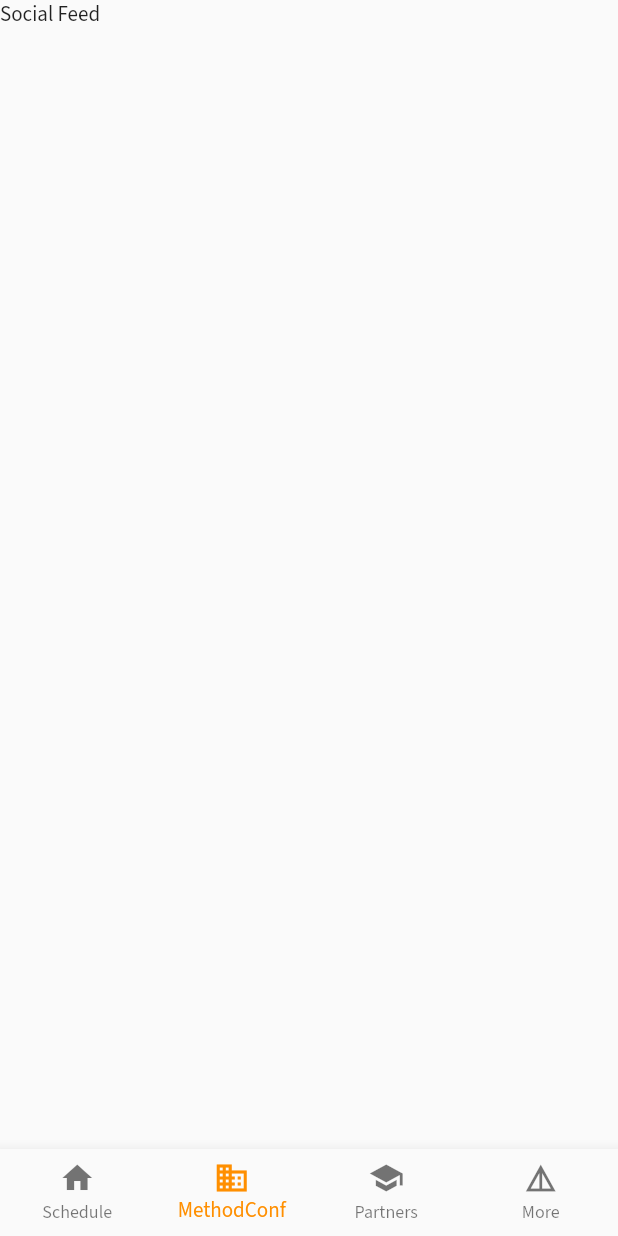
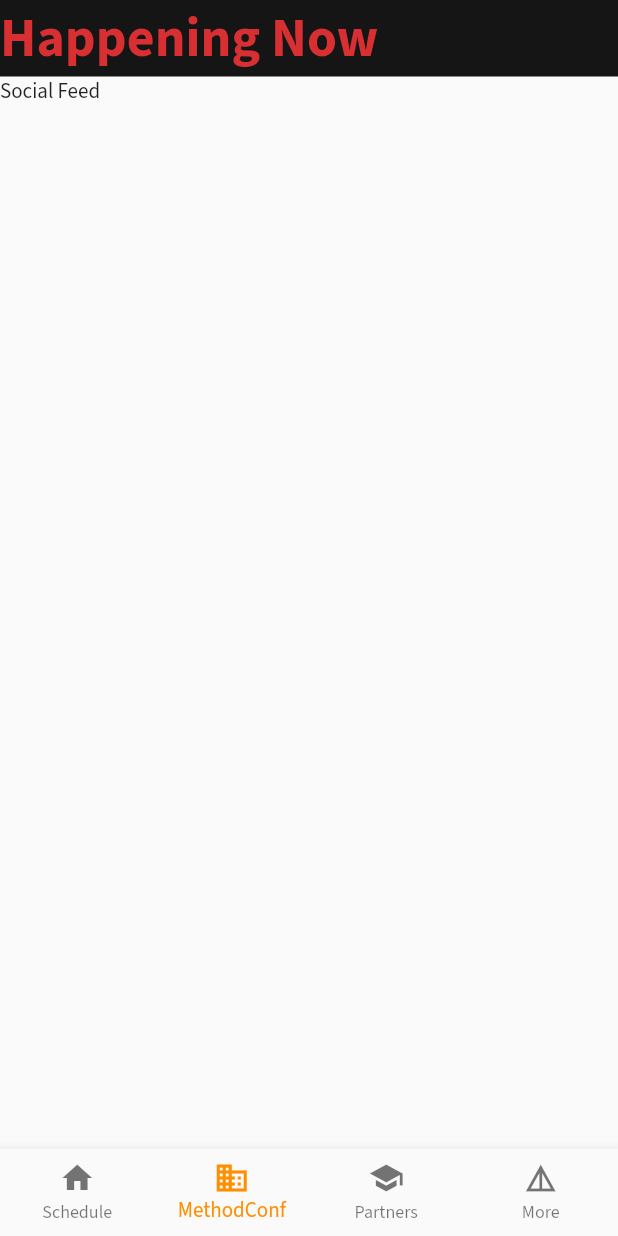
Before and after one commit to sgfdevs/method_conf_app, a Flutter app: the screen it shows after launch, item 2 of the bottom bar chosen, on a phone screen of 412 x 824 dp. Run offline on Flutter 3.47's test engine with Material 2 defaults, Android fonts, the phone set to English and light mode, and no system bars; our stand-ins replace flutter_dotenv, google_fonts, sentry.

Commit message:
WIP Screen widget with proper header

```diff
--- a/lib/screens/social_feed_screen.dart
+++ b/lib/screens/social_feed_screen.dart
@@ -1,8 +1,15 @@
 import 'package:flutter/material.dart';
+
+import 'package:method_conf_app/widgets/app_screen.dart';
 
 class SocialFeedScreen extends StatelessWidget {
   @override
   Widget build(BuildContext context) {
-    return Container(child: Text('Social Feed'),);
+    return AppScreen(
+      title: 'Happening Now',
+      body: Container(
+        child: Text('Social Feed'),
+      ),
+    );
   }
 }
--- a/lib/widgets/app_navigation.dart
+++ b/lib/widgets/app_navigation.dart
@@ -57,13 +57,11 @@ class _AppNavigationState extends State<AppNavigation> {
   @override
   Widget build(BuildContext context) {
     return Scaffold(
-      body: SafeArea(
-        child: AppNavigator(
-          initialRoute: '/schedule',
-          routes: routes,
-          notFoundBuilder: (context) => NotFoundScreen(),
-          onRouteChange: _updateTabIndexOnRouteChange,
-        ),
+      body: AppNavigator(
+        initialRoute: '/schedule',
+        routes: routes,
+        notFoundBuilder: (context) => NotFoundScreen(),
+        onRouteChange: _updateTabIndexOnRouteChange,
       ),
       bottomNavigationBar: BottomNavigationBar(
         type: BottomNavigationBarType.fixed,
--- /dev/null
+++ b/lib/widgets/app_screen.dart
@@ -0,0 +1,55 @@
+import 'package:flutter/material.dart';
+import 'package:method_conf_app/theme.dart';
+
+class AppScreen extends StatelessWidget {
+  final Widget body;
+  final String title;
+  final Widget preHeader;
+  final Widget postTitle;
+
+  const AppScreen({
+    Key key,
+    @required this.body,
+    @required this.title,
+    this.preHeader,
+    this.postTitle,
+  }) : super(key: key);
+
+  @override
+  Widget build(BuildContext context) {
+    return Column(
+      crossAxisAlignment: CrossAxisAlignment.start,
+      mainAxisAlignment: MainAxisAlignment.start,
+      children: <Widget>[_buildHeader(context), Expanded(child: body)],
+    );
+  }
+
+  Widget _buildHeader(BuildContext context) {
+    return Container(
+      color: AppColors.primaryDark,
+      child: Column(
+        crossAxisAlignment: CrossAxisAlignment.start,
+        children: <Widget>[
+          Padding(
+            padding: EdgeInsets.only(top: MediaQuery.of(context).padding.top),
+          ),
+          preHeader ?? Container(),
+          _buildBackButton(context),
+          Text(
+            title,
+            textAlign: TextAlign.left,
+            style: TextStyle(
+                color: AppColors.accent,
+                fontSize: 36,
+                fontWeight: FontWeight.bold),
+          ),
+          postTitle ?? Container(),
+        ],
+      ),
+    );
+  }
+
+  Widget _buildBackButton(BuildContext context) {
+    return Container();
+  }
+}
```
Also changed, not shown: lib/screens/more_screen.dart (+9 -12 lines), lib/screens/not_found_screen.dart (+8 -1 lines), lib/screens/partners_screen.dart (+8 -1 lines), lib/screens/schedule_screen.dart (+7 -2 lines).
